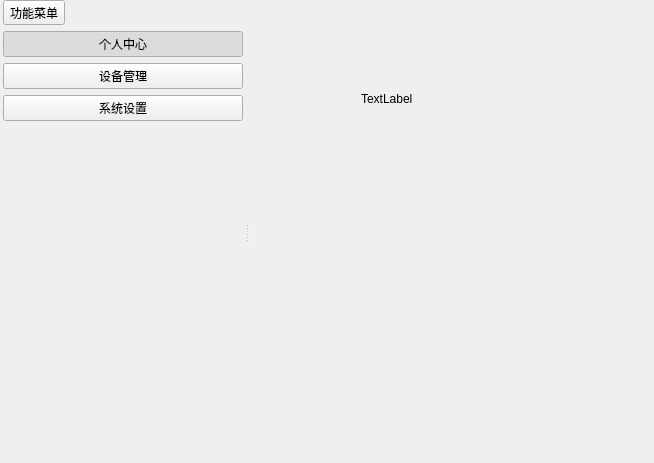
Old version of the form layouts/navbarleftwidget.ui in the repository heli/QtFrame.
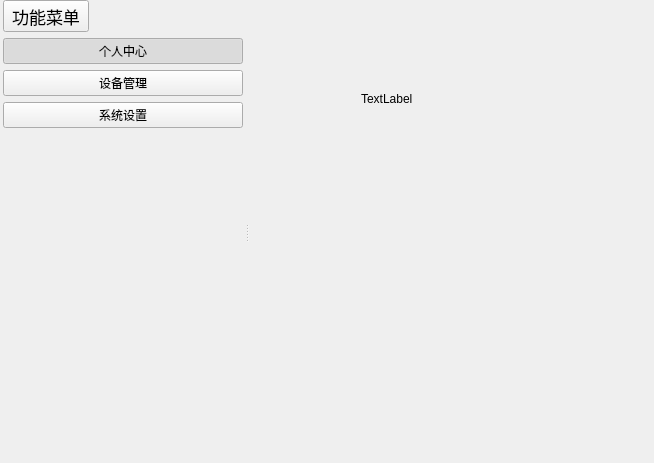
New version of the form. Icons and pictures are not drawn.

The edit to the form file:
```diff
--- a/layouts/navbarleftwidget.ui
+++ b/layouts/navbarleftwidget.ui
@@ -75,7 +75,10 @@
           <item row="0" column="0">
            <layout class="QVBoxLayout" name="verticalLayout">
             <item>
-             <widget class="QToolButton" name="toolButton">
+             <widget class="QToolButton" name="toolbarButton">
+              <property name="styleSheet">
+               <string notr="true">font-size: 17px;</string>
+              </property>
               <property name="text">
                <string>功能菜单</string>
               </property>
```
Left out of the diff: 1 changed line with no effect on the pictures.
